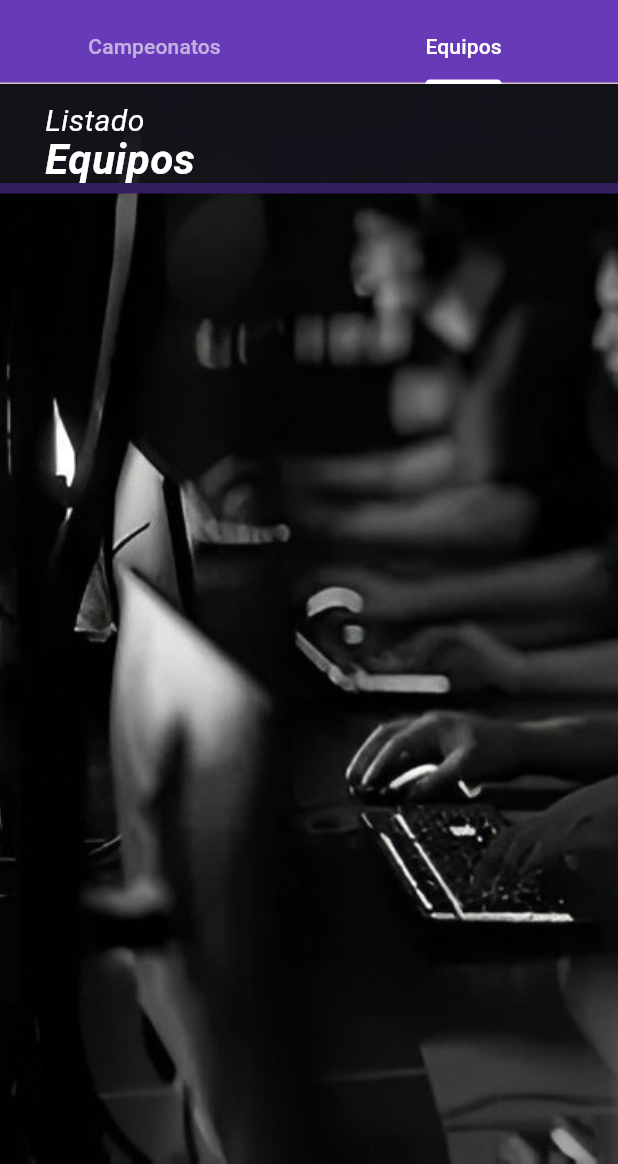
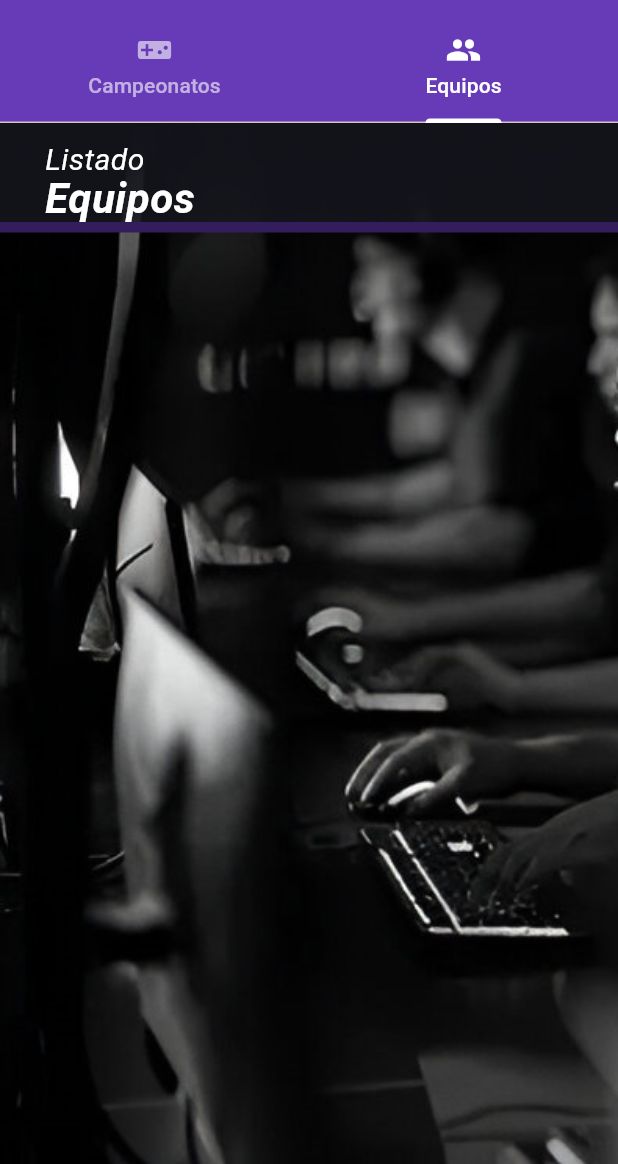
Before and after one commit to CarlitoxDG/Esports, a Flutter app: the screen it shows after launch, tab 2 chosen, on a phone screen of 412 x 824 dp, the part 72-1236 px from its top. Run offline on Flutter 3.47's test engine with Material 3 defaults, Android fonts, the phone set to English and light mode, and no system bars; our stand-ins replace google_fonts; network calls fail; Roboto replaces fonts that are missing (Afacad).

Commit message:
detalles y conversiones

```diff
--- a/esport_cliente/lib/main.dart
+++ b/esport_cliente/lib/main.dart
@@ -12,6 +12,7 @@
   @override
   Widget build(BuildContext context) {
     return MaterialApp(
+      debugShowCheckedModeBanner: false,
         title: 'Flutter Demo',
         theme: ThemeData(
           // This is the theme of your application.
--- a/esport_cliente/lib/pages/home_page.dart
+++ b/esport_cliente/lib/pages/home_page.dart
@@ -43,8 +43,8 @@ class HomePage extends StatelessWidget {
             unselectedLabelColor: Colors.white60,
             indicatorColor: Colors.white,
             tabs: [
-              Tab(text: 'Campeonatos'),
-              Tab(text: 'Equipos'),
+              Tab(icon: Icon(Icons.videogame_asset), text: 'Campeonatos'),
+              Tab(icon: Icon(Icons.people), text:'Equipos'),
             ],
           ),
         ),
--- a/esport_cliente/pubspec.yaml
+++ b/esport_cliente/pubspec.yaml
@@ -37,6 +37,7 @@ dependencies:
   cupertino_icons: ^1.0.6
   google_fonts: ^6.2.1
   http: ^1.2.1
+  flutter_material_design_icons: ^1.1.7447
 
 dev_dependencies:
   flutter_test:
@@ -47,7 +48,7 @@ dev_dependencies:
   # activated in the `analysis_options.yaml` file located at the root of your
   # package. See that file for information about deactivating specific lint
   # rules and activating additional ones.
-  flutter_lints: ^3.0.0
+  flutter_lints: ^4.0.0
 
 # For information on the generic Dart part of this file, see the
 # following page: https://dart.dev/tools/pub/pubspec
```
Also changed, not shown: esport_cliente/pubspec.lock.
